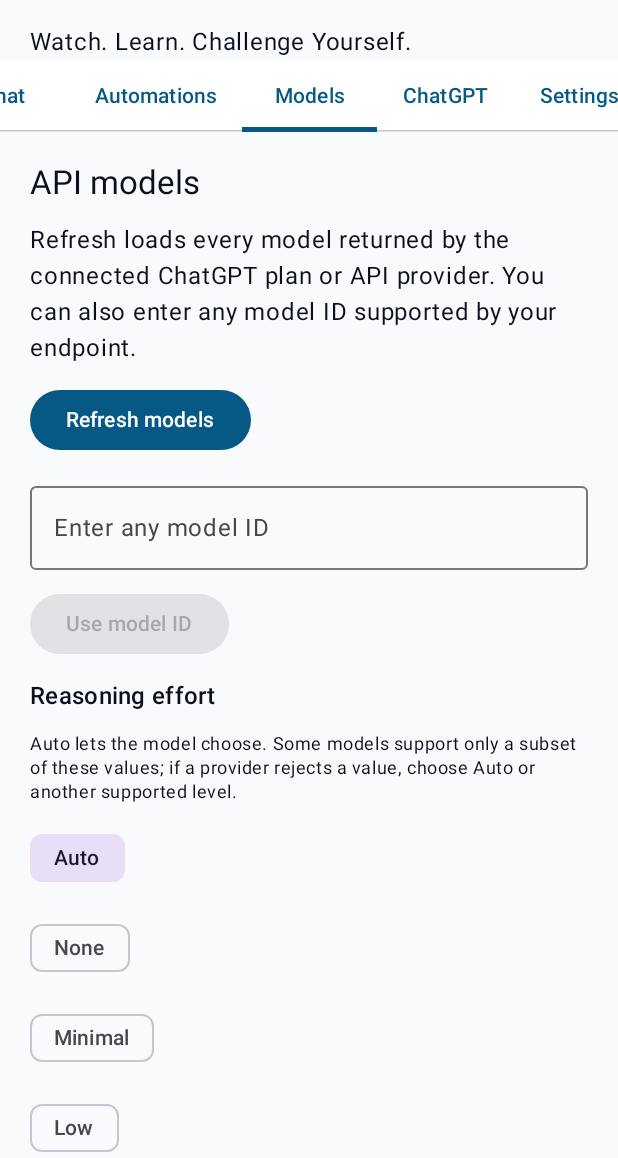
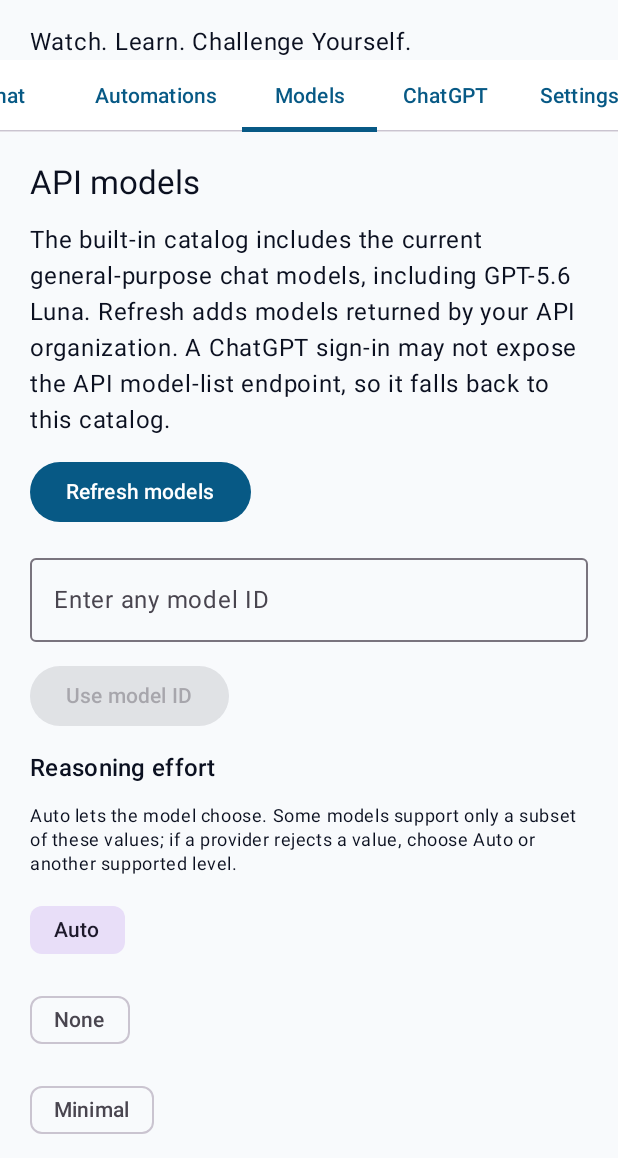
Before and after one commit to WatchLearnChallengeYourself/watchlearn-ai, an Android app built with Jetpack Compose: the screen it shows after launch (MainActivity), tab 3 chosen, on a phone screen of 412 x 824 dp, the part 78-1236 px from its top. Run offline under Robolectric (Android 15) with nearby library versions, the phone set to English and light mode, and no system bars; 3 statements that could not run were skipped.

Commit message:
Fix ChatGPT model refresh fallback and expand default catalog

```diff
--- a/app/src/main/java/com/watchlearn/ai/MainActivity.kt
+++ b/app/src/main/java/com/watchlearn/ai/MainActivity.kt
@@ -63,18 +63,44 @@ import java.net.URL
 import java.util.zip.ZipInputStream
 
 private val DEFAULT_OPENAI_MODELS = listOf(
+    // Current general-purpose/chat models shown by the OpenAI model catalog.
+    "gpt-6-astra",
+    "gpt-6.1-sol",
+    "gpt-6.1-terra",
+    "gpt-6-luna",
+    "gpt-6-sol",
+    "gpt-5.6-sol",
+    "gpt-5.6-terra",
+    "gpt-5.6-luna",
+    "gpt-5.5",
+    "gpt-5.5-pro",
+    "gpt-5.4",
+    "gpt-5.4-pro",
+    "gpt-5.4-mini",
+    "gpt-5.2",
+    "gpt-5.2-pro",
+    "gpt-5.3-codex",
+    // Older compatible IDs are retained for providers that still expose them.
     "gpt-5",
     "gpt-5-mini",
     "gpt-5-nano",
     "gpt-4.1",
     "gpt-4.1-mini",
-    "gpt-4.1-nano",
-    "gpt-4o",
     "gpt-4o-mini",
-    "o3",
-    "o3-mini",
-    "o4-mini"
+    "o3"
 )
+
+private fun modelDisplayName(modelId: String): String = modelId
+    .split('-')
+    .joinToString(" ") { part ->
+        when {
+            part.equals("gpt", ignoreCase = true) -> "GPT"
+            part.equals("codex", ignoreCase = true) -> "Codex"
+            part.equals("pro", ignoreCase = true) -> "Pro"
+            part.length == 1 -> part.uppercase()
+            else -> part.replaceFirstChar { it.uppercase() }
+        }
+    }
 
 private val REASONING_EFFORT_OPTIONS = listOf(
     "Auto",
@@ -228,20 +254,38 @@ class MainActivity : ComponentActivity() {
                 taskStatus = "Connect ChatGPT or an API key before refreshing models."
                 return
             }
+
+            // A Sign in with ChatGPT session is not an API organization key and
+            // may not be allowed to enumerate /v1/models. Keep the built-in
+            // catalog available instead of showing an empty model screen.
+            if (apiKey.isBlank() && chatGptSession != null) {
+                availableModels = DEFAULT_OPENAI_MODELS
+                if (selectedModel !in availableModels) selectedModel = availableModels.first()
+                taskStatus = "Loaded the built-in ChatGPT model catalog. Connect an API key to verify models enabled for your API organization."
+                return
+            }
+
             isRefreshingModels = true
             taskStatus = "Loading models available to the connected provider..."
             scope.launch {
                 try {
                     val models = requestApiModels(bearerToken, apiBaseUrl)
                     if (models.isNotEmpty()) {
-                        availableModels = models
-                        if (selectedModel !in models) selectedModel = models.first()
-                        taskStatus = "Loaded " + models.size + " models available to the connected provider."
+                        // Keep the catalog useful even when a provider's
+                        // /models endpoint returns only a partial list.
+                        availableModels = (DEFAULT_OPENAI_MODELS + models).distinct()
+                        if (selectedModel !in availableModels) selectedModel = models.first()
+                        taskStatus = "Loaded " + availableModels.size + " models, including the provider's returned models."
                     } else {
-                        taskStatus = "No chat-capable models were returned."
+                        availableModels = DEFAULT_OPENAI_MODELS
+                        if (selectedModel !in availableModels) selectedModel = availableModels.first()
+                        taskStatus = "The provider returned no model list, so the built-in ChatGPT model catalog is being used."
                     }
                 } catch (error: Exception) {
-                    taskStatus = error.message ?: "Could not load models."
+                    availableModels = DEFAULT_OPENAI_MODELS
+                    if (selectedModel !in availableModels) selectedModel = availableModels.first()
+                    taskStatus = "Model refresh unavailable; using the built-in catalog. " +
+                        (error.message ?: "Connect an API key with model-list access to verify availability.")
                 } finally {
                     isRefreshingModels = false
                 }
@@ -637,7 +681,7 @@ private fun ModelsScreen(
     ) {
         Text("API models", style = MaterialTheme.typography.titleLarge)
         Text(
-            "Refresh loads every model returned by the connected ChatGPT plan or API provider. You can also enter any model ID supported by your endpoint."
+            "The built-in catalog includes the current general-purpose chat models, including GPT-5.6 Luna. Refresh adds models returned by your API organization. A ChatGPT sign-in may not expose the API model-list endpoint, so it falls back to this catalog."
         )
         Row(horizontalArrangement = Arrangement.spacedBy(10.dp)) {
             Button(onClick = onRefresh, enabled = !isRefreshing) {
@@ -681,7 +725,7 @@ private fun ModelsScreen(
             FilterChip(
                 selected = selectedModel == model,
                 onClick = { onSelect(model) },
-                label = { Text(model) }
+                label = { Text(modelDisplayName(model)) }
             )
         }
     }
```
